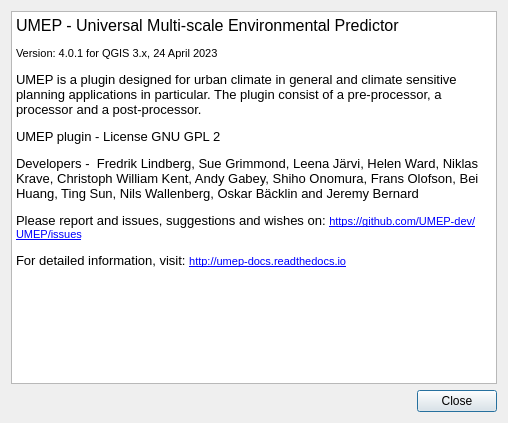
Qt form UMEP_about.ui (UMEP-dev/UMEP) before a commit.
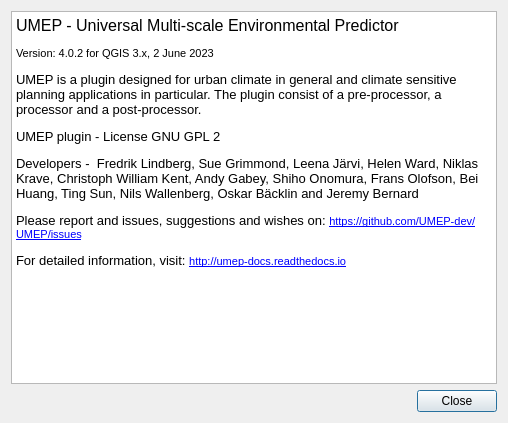
The same form after that commit.

The edit to the form file:
```diff
--- a/UMEP_about.ui
+++ b/UMEP_about.ui
@@ -29,9 +29,9 @@
       <string>&lt;!DOCTYPE HTML PUBLIC &quot;-//W3C//DTD HTML 4.0//EN&quot; &quot;http://www.w3.org/TR/REC-html40/strict.dtd&quot;&gt;
 &lt;html&gt;&lt;head&gt;&lt;meta name=&quot;qrichtext&quot; content=&quot;1&quot; /&gt;&lt;style type=&quot;text/css&quot;&gt;
 p, li { white-space: pre-wrap; }
-&lt;/style&gt;&lt;/head&gt;&lt;body style=&quot; font-family:'MS Shell Dlg 2'; font-size:8.25pt; font-weight:400; font-style:normal;&quot;&gt;
+&lt;/style&gt;&lt;/head&gt;&lt;body style=&quot; font-family:'MS Shell Dlg 2'; font-size:7.8pt; font-weight:400; font-style:normal;&quot;&gt;
 &lt;p style=&quot; margin-top:0px; margin-bottom:0px; margin-left:0px; margin-right:0px; -qt-block-indent:0; text-indent:0px;&quot;&gt;&lt;span style=&quot; font-size:12pt;&quot;&gt;UMEP - Universal Multi-scale Environmental Predictor &lt;/span&gt;&lt;/p&gt;
-&lt;p style=&quot; margin-top:12px; margin-bottom:12px; margin-left:0px; margin-right:0px; -qt-block-indent:0; text-indent:0px;&quot;&gt;&lt;span style=&quot; font-size:8pt;&quot;&gt;Version: 4.0.1 for QGIS 3.x, 24 April 2023&lt;/span&gt;&lt;/p&gt;
+&lt;p style=&quot; margin-top:12px; margin-bottom:12px; margin-left:0px; margin-right:0px; -qt-block-indent:0; text-indent:0px;&quot;&gt;&lt;span style=&quot; font-size:8pt;&quot;&gt;Version: 4.0.2 for QGIS 3.x, 2 June 2023&lt;/span&gt;&lt;/p&gt;
 &lt;p style=&quot; margin-top:12px; margin-bottom:12px; margin-left:0px; margin-right:0px; -qt-block-indent:0; text-indent:0px;&quot;&gt;&lt;span style=&quot; font-size:10pt;&quot;&gt;UMEP is a plugin designed for urban climate in general and climate sensitive planning applications in particular. The plugin consist of a pre-processor, a processor and a post-processor.&lt;/span&gt;&lt;/p&gt;
 &lt;p style=&quot; margin-top:12px; margin-bottom:12px; margin-left:0px; margin-right:0px; -qt-block-indent:0; text-indent:0px;&quot;&gt;&lt;span style=&quot; font-size:10pt;&quot;&gt;UMEP plugin - License GNU GPL 2&lt;/span&gt;&lt;/p&gt;
 &lt;p style=&quot; margin-top:12px; margin-bottom:12px; margin-left:0px; margin-right:0px; -qt-block-indent:0; text-indent:0px;&quot;&gt;&lt;span style=&quot; font-size:10pt;&quot;&gt;Developers -  Fredrik Lindberg, Sue Grimmond, Leena Järvi, Helen Ward, Niklas Krave, Christoph William Kent, Andy Gabey, Shiho Onomura, Frans Olofson, Bei Huang, Ting Sun, Nils Wallenberg, Oskar Bäcklin and Jeremy Bernard&lt;/span&gt;&lt;/p&gt;
```
